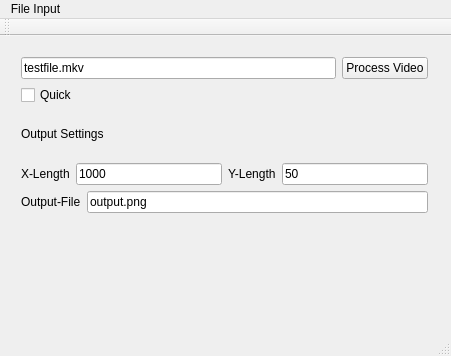
The window that mainwindow.ui (JohannesAck/Movie-Averager) describes before a commit, drawn with Qt 5.
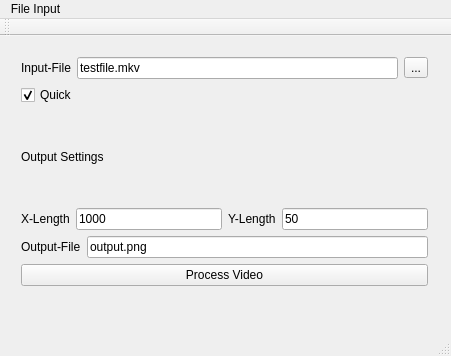
The same window after the commit.

Patch:
```diff
--- a/mainwindow.ui
+++ b/mainwindow.ui
@@ -20,12 +20,19 @@
       <x>10</x>
       <y>10</y>
       <width>429</width>
-      <height>178</height>
+      <height>251</height>
      </rect>
     </property>
     <layout class="QVBoxLayout" name="verticalLayout_2">
      <item>
       <layout class="QHBoxLayout" name="horizontalLayout">
+       <item>
+        <widget class="QLabel" name="label_5">
+         <property name="text">
+          <string>Input-File</string>
+         </property>
+        </widget>
+       </item>
        <item>
         <widget class="QLineEdit" name="lefilePath">
          <property name="text">
@@ -34,9 +41,9 @@
         </widget>
        </item>
        <item>
-        <widget class="QPushButton" name="pbProcessVideo">
+        <widget class="QToolButton" name="tbfilePath">
          <property name="text">
-          <string>Process Video</string>
+          <string>...</string>
          </property>
         </widget>
        </item>
@@ -47,6 +54,9 @@
        <property name="text">
         <string>Quick</string>
        </property>
+       <property name="checked">
+        <bool>true</bool>
+       </property>
       </widget>
      </item>
      <item>
@@ -106,6 +116,13 @@
        </item>
       </layout>
      </item>
+     <item>
+      <widget class="QPushButton" name="pbProcessVideo">
+       <property name="text">
+        <string>Process Video</string>
+       </property>
+      </widget>
+     </item>
     </layout>
    </widget>
   </widget>
```
